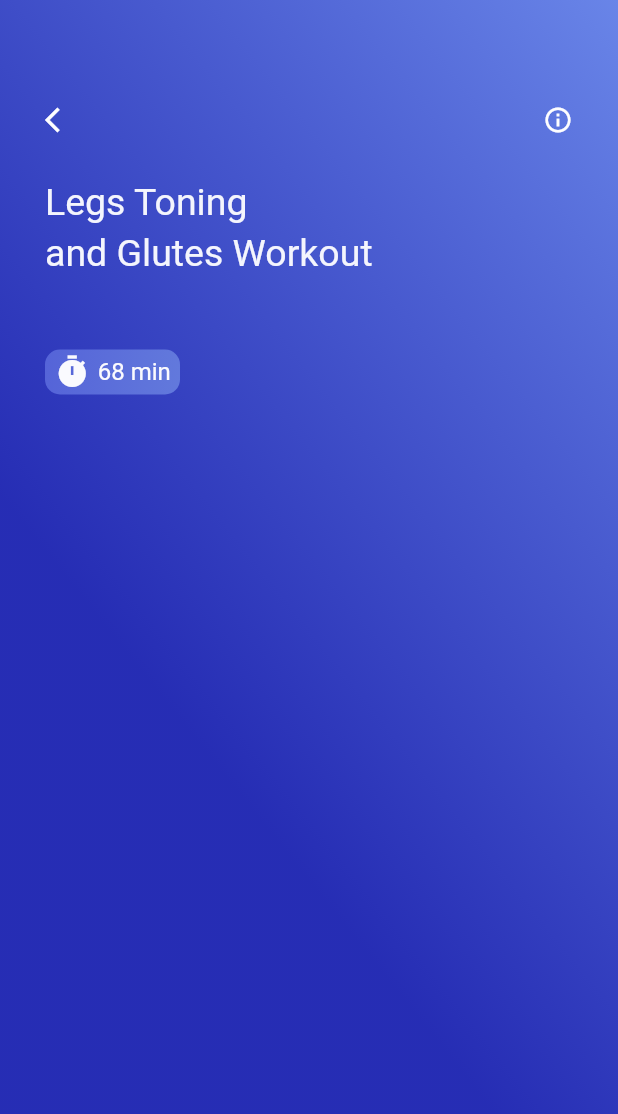
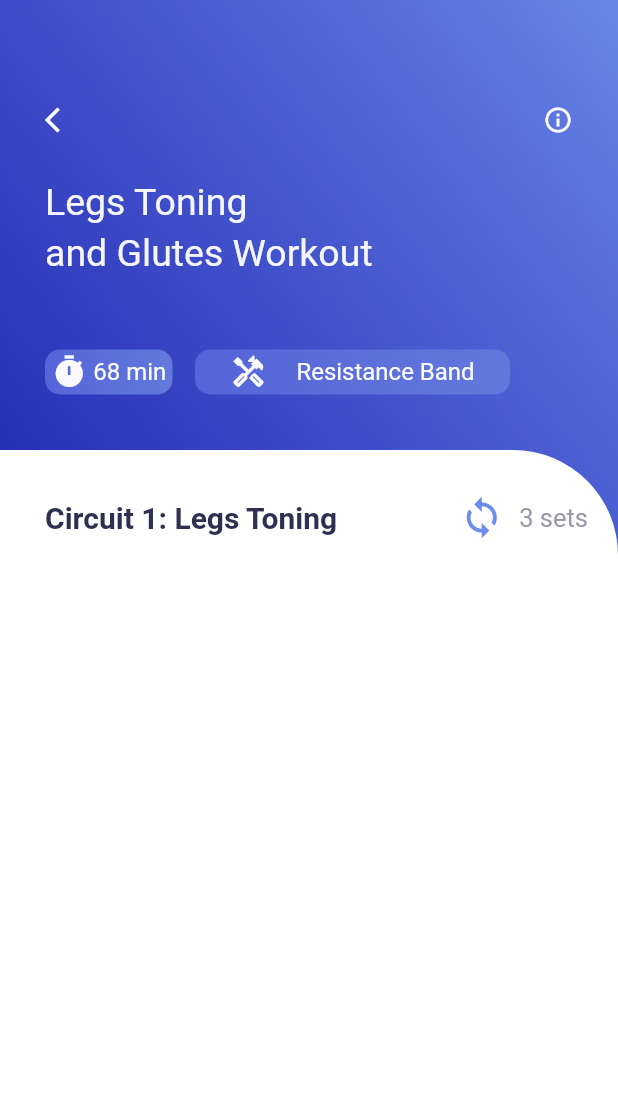
Before and after one commit to jet1971/silver-dollop, a Flutter app: the VideoInfo screen opened directly, on a phone screen of 412 x 824 dp. Shown: the top 1114 px of the screen. Run offline on Flutter 3.47's test engine with Material 2 defaults, Android fonts, the phone set to English and light mode, and no system bars; our stand-ins replace get.

Commit message:
Finished first part of tutorial

```diff
--- a/lib/home_page.dart
+++ b/lib/home_page.dart
@@ -1,6 +1,8 @@
 import 'dart:convert';
 import 'package:flutter/cupertino.dart';
 import 'package:flutter/material.dart';
+import 'package:get/get.dart';
+import 'package:traning_app/video_info.dart';
 import 'colors.dart' as color;
 
 class HomePage extends StatefulWidget {
@@ -78,10 +80,15 @@ class _HomePageState extends State<HomePage> {
                         fontWeight: FontWeight.w700),
                   ),
                   SizedBox(
-                    width: 5,
-                  ),
-                  Icon(Icons.arrow_forward,
-                      size: 20, color: color.AppColor.homePageIcons)
+                    width: 5,),
+                  InkWell(
+                    onTap: (){
+                      Get.to(()=>VideoInfo());
+                    },
+                   child: Icon(Icons.arrow_forward,
+                      size: 20,
+                        color: color.AppColor.homePageIcons),
+                  )
                 ],
               ),
               SizedBox(
--- a/lib/main.dart
+++ b/lib/main.dart
@@ -3,6 +3,7 @@ import 'package:flutter/cupertino.dart';
 import 'package:traning_app/video_info.dart';
 import 'home_page.dart';
 import 'colors.dart' as color;
+import 'package:get/get.dart';
 
 void main() {
   runApp(MyApp());
@@ -12,13 +13,13 @@ class MyApp extends StatelessWidget {
   // This widget is the root of your application.
   @override
   Widget build(BuildContext context) {
-    return MaterialApp(
+    return GetMaterialApp(
       debugShowCheckedModeBanner: false,
         title: 'Training',
         theme :ThemeData(
         primarySwatch: Colors.blue,
     ),
-  home: VideoInfo(),
+  home: HomePage(),
     );
   }
 }
--- a/lib/video_info.dart
+++ b/lib/video_info.dart
@@ -1,5 +1,8 @@
+import 'dart:convert';
+
 import 'package:flutter/cupertino.dart';
 import 'package:flutter/material.dart';
+import 'package:get/get.dart';
 import 'colors.dart' as color;
 
 class VideoInfo extends StatefulWidget {
@@ -10,9 +13,25 @@ class VideoInfo extends StatefulWidget {
 }
 
 class _VideoInfoState extends State<VideoInfo> {
+  List info = [];
+  initData() {
+    DefaultAssetBundle.of(context)
+        .loadString("json/videoinfo.json")
+        .then((value) {
+      info = json.decode(value);
+    });
+  }
+
+  @override
+  void initState() {
+    super.initState();
+    initData();
+  }
+
   @override
   Widget build(BuildContext context) {
-    return Scaffold(body: Container(
+    return Scaffold(
+        body: Container(
       decoration: BoxDecoration(
           gradient: LinearGradient(
         colors: [
@@ -21,8 +40,7 @@ class _VideoInfoState extends State<VideoInfo> {
         ],
         begin: const FractionalOffset(0.0, 0.4),
         end: Alignment.topRight,
-          )
-      ),
+      )),
       child: Column(
         children: [
           Container(
@@ -34,11 +52,16 @@ class _VideoInfoState extends State<VideoInfo> {
               children: [
                 Row(
                   children: [
-                    Icon(Icons.arrow_back_ios, size: 20,
-                    color: color.AppColor.secondPageTitleColor),
+                    InkWell(
+                      onTap: () {
+                        Get.back();
+                      },
+                      child: Icon(Icons.arrow_back_ios,
+                          size: 20, color: color.AppColor.secondPageTitleColor),
+                    ),
                     Expanded(child: Container()),
-                    Icon(Icons.info_outline  , size: 20,
-                        color: color.AppColor.secondPageTitleColor),
+                    Icon(Icons.info_outline,
+                        size: 20, color: color.AppColor.secondPageTitleColor),
                   ],
                 ),
                 SizedBox(height: 30),
@@ -57,42 +80,122 @@ class _VideoInfoState extends State<VideoInfo> {
                       fontSize: 25,
                       color: color.AppColor.homePageContainerTextSmall),
                 ),
-                SizedBox(height: 50,),
+                SizedBox(
+                  height: 50,
+                ),
                 Row(
                   children: [
                     Container(
-                      width: 90,
+                      width: 85,
                       height: 30,
                       decoration: BoxDecoration(
                           borderRadius: BorderRadius.circular(10),
-                        gradient: LinearGradient(
-                          colors: [
+                          gradient: LinearGradient(colors: [
                             color.AppColor.secondPageContainerGradient1stColor,
                             color.AppColor.secondPageContainerGradient2ndColor,
-                          ]
-                        )
-                      ),
+                          ])),
                       child: Row(
                         mainAxisAlignment: MainAxisAlignment.center,
                         children: [
-                          Icon(Icons.timer,
-                          color: color.AppColor.secondPageIconColor,),
-                          SizedBox(width: 5,),
+                          Icon(
+                            Icons.timer,
+                            color: color.AppColor.secondPageIconColor,
+                          ),
+                          SizedBox(
+                            width: 4,
+                          ),
                           Text(
                             "68 min",
                             style: TextStyle(
                                 fontSize: 16,
-                              color:color.AppColor.secondPageIconColor
+                                color: color.AppColor.secondPageIconColor),
+                          )
+                        ],
+                      ),
+                    ),
+                    SizedBox(
+                      width: 15,
+                    ),
+                    Container(
+                      width: 210,
+                      height: 30,
+                      decoration: BoxDecoration(
+                          borderRadius: BorderRadius.circular(10),
+                          gradient: LinearGradient(colors: [
+                            color.AppColor.secondPageContainerGradient1stColor,
+                            color.AppColor.secondPageContainerGradient2ndColor,
+                          ])),
+                      child: Row(
+                        mainAxisAlignment: MainAxisAlignment.center,
+                        children: [
+                          Icon(
+                            Icons.handyman_outlined,
+                            color: color.AppColor.secondPageIconColor,
+                          ),
+                          SizedBox(
+                            width: 20,
+                          ),
+                          Text(
+                            "Resistance Band",
+                            style: TextStyle(
+                                fontSize: 16,
+                                color: color.AppColor.secondPageIconColor),
+                          )
+                        ],
+                      ),
+                    ),
+                  ],
+                )
+              ],
+            ),
+          ),
+          Expanded(
+              child: Container(
+            decoration: BoxDecoration(
+                color: Colors.white,
+                borderRadius: BorderRadius.only(topRight: Radius.circular(70))),
+            child: Column(
+              children: [
+                SizedBox(
+                  height: 30,
+                ),
+                Row(
+                  children: [
+                    SizedBox(
+                      width: 30,
+                    ),
+                    Text(
+                      "Circuit 1: Legs Toning",
+                      style: TextStyle(
+                          fontSize: 20,
+                          fontWeight: FontWeight.bold,
+                          color: color.AppColor.circuitsColor),
+                    ),
+                    Expanded(child: Container()),
+                    Row(
+                      children: [
+                        Icon(Icons.loop,
+                            size: 30, color: color.AppColor.loopColor),
+                        SizedBox(
+                          width: 10,
+                        ),
+                        Text(
+                          "3 sets",
+                          style: TextStyle(
+                            fontSize: 17,
+                            color: color.AppColor.setsColor,
                           ),
                         )
                       ],
                     ),
-                    )
+                    SizedBox(
+                      width: 20,
+                    ),
                   ],
                 )
               ],
             ),
-          )
+          ))
         ],
       ),
     ));
--- a/pubspec.yaml
+++ b/pubspec.yaml
@@ -28,7 +28,7 @@ dependencies:
   # The following adds the Cupertino Icons font to your application.
   # Use with the CupertinoIcons class for iOS style icons.
   cupertino_icons: ^1.0.2
-
+  get:
 dev_dependencies:
   flutter_test:
     sdk: flutter
```
Also changed, not shown: pubspec.lock. Lines whose indentation alone changed are shown as unchanged.
